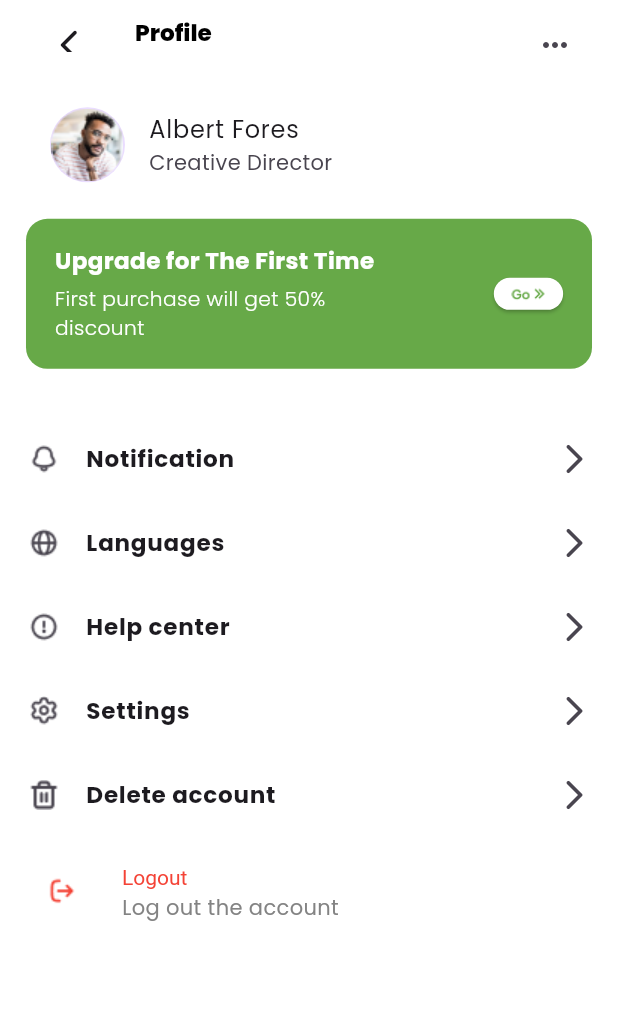
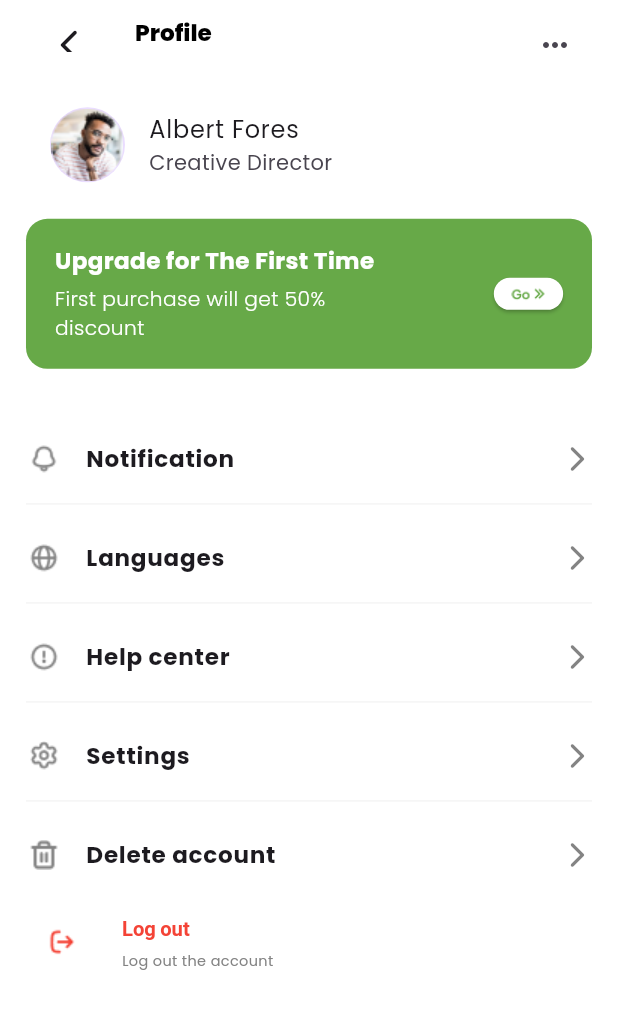
Before and after one commit to obasanmichael/Vesti_project, a Flutter app: the ProfileScreen screen opened directly, on a phone screen of 412 x 824 dp. Shown: the top 1009 px of the screen. Run offline on Flutter 3.47's test engine with Material 3 defaults, Android fonts, the phone set to English and light mode, and no system bars; our stand-ins replace flutter_screenutil, go_router, google_fonts, smooth_page_indicator.

Commit message:
adjusted some styling

```diff
--- a/lib/screens/profile/profile_screen.dart
+++ b/lib/screens/profile/profile_screen.dart
@@ -78,18 +78,30 @@ class ProfileScreen extends StatelessWidget {
               ),
             ),
             addHeight(36),
-            Column(
+            const Column(
               children: [
                 SectionedListtile(
                     icon: 'assets/images/notify_section.png',
                     title: 'Notification'),
+                Divider(
+                  color: Color(0xffF5F5F5),
+                ),
                 SectionedListtile(
                     icon: 'assets/images/country.png', title: 'Languages'),
+                Divider(
+                  color: Color(0xffF5F5F5),
+                ),
                 SectionedListtile(
                     icon: 'assets/images/alert_circle.png',
                     title: 'Help center'),
+                Divider(
+                  color: Color(0xffF5F5F5),
+                ),
                 SectionedListtile(
                     icon: 'assets/images/settings.png', title: 'Settings'),
+                Divider(
+                  color: Color(0xffF5F5F5),
+                ),
                 SectionedListtile(
                     icon: 'assets/images/trash-2.png', title: 'Delete account'),
               ],
@@ -103,13 +115,14 @@ class ProfileScreen extends StatelessWidget {
                   'assets/images/logout.png',
                 )),
               ),
-              title: Text('Logout'),
-              titleTextStyle: TextStyle(color: Colors.red),
+              title: Text('Log out'),
+              titleTextStyle: TextStyle(
+                  color: Colors.red,
+                  fontWeight: FontWeight.w700,
+                  fontSize: 14.sp),
               subtitle: Text(
                 'Log out the account',
-                style: TextStyle(
-                  color: Color(0xff838383),
-                ),
+                style: TextStyle(color: Color(0xff838383), fontSize: 10.sp),
               ),
             ),
           ],
--- a/lib/screens/profile/widget/sectioned_listtile.dart
+++ b/lib/screens/profile/widget/sectioned_listtile.dart
@@ -8,14 +8,24 @@ class SectionedListtile extends StatelessWidget {
   final String title;
   @override
   Widget build(BuildContext context) {
-    return ListTile(
-      contentPadding: EdgeInsets.all(0),
-      leading: ImageIcon(AssetImage(icon)),
-      title: Text(
-        title,
-        style: TextStyle(fontWeight: FontWeight.w700, fontSize: 16.sp),
+    return SizedBox(
+      height: 50,
+      child: ListTile(
+        contentPadding: EdgeInsets.all(0),
+        leading: ImageIcon(
+          AssetImage(icon),
+          color: Color(0xff838383),
+        ),
+        title: Text(
+          title,
+          style: TextStyle(fontWeight: FontWeight.w700, fontSize: 16.sp),
+        ),
+        trailing: Icon(
+          Icons.arrow_forward_ios_rounded,
+          color: Color(0xff838383),
+          size: 20,
+        ),
       ),
-      trailing: Icon(Icons.arrow_forward_ios_rounded),
     );
   }
 }
```
